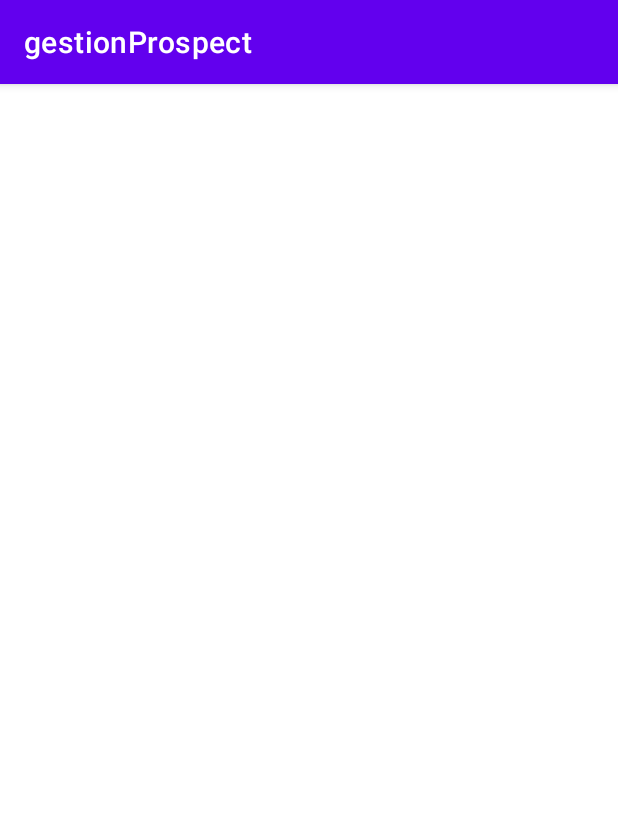
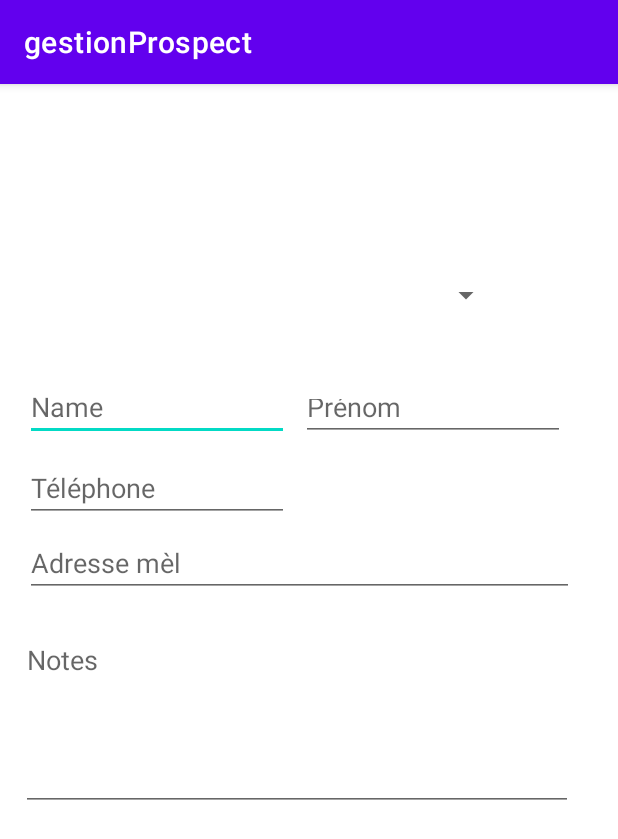
Before and after one commit to sylvain-grousset/gestionProspect, an Android app: the Nouveau screen opened directly, with no data from a screen before it, on a phone screen of 412 x 824 dp. Shown: the top 839 px of the screen. Run offline under Robolectric (Android 15) with nearby library versions, the phone set to English and light mode, and no system bars.

Commit message:
"Nouveau" design

```diff
--- a/app/src/main/res/layout/activity_nouveau.xml
+++ b/app/src/main/res/layout/activity_nouveau.xml
@@ -1,6 +1,114 @@
 <?xml version="1.0" encoding="utf-8"?>
-<androidx.constraintlayout.widget.ConstraintLayout
-    xmlns:android="http://schemas.android.com/apk/res/android" android:layout_width="match_parent"
+<androidx.constraintlayout.widget.ConstraintLayout xmlns:android="http://schemas.android.com/apk/res/android"
+    xmlns:app="http://schemas.android.com/apk/res-auto"
+    xmlns:tools="http://schemas.android.com/tools"
+    android:id="@+id/editTextMail"
+    android:layout_width="match_parent"
     android:layout_height="match_parent">
 
+    <Spinner
+        android:id="@+id/spinner_raisonSociale"
+        android:layout_width="258dp"
+        android:layout_height="20dp"
+        android:layout_marginStart="76dp"
+        android:layout_marginLeft="76dp"
+        android:layout_marginTop="112dp"
+        android:layout_marginEnd="77dp"
+        android:layout_marginRight="77dp"
+        android:layout_marginBottom="599dp"
+        app:layout_constraintBottom_toBottomOf="parent"
+        app:layout_constraintEnd_toEndOf="parent"
+        app:layout_constraintStart_toStartOf="parent"
+        app:layout_constraintTop_toTopOf="parent" />
+
+    <EditText
+        android:id="@+id/editTextName"
+        android:layout_width="176dp"
+        android:layout_height="39dp"
+        android:layout_marginStart="16dp"
+        android:layout_marginLeft="16dp"
+        android:layout_marginTop="180dp"
+        android:layout_marginEnd="219dp"
+        android:layout_marginRight="219dp"
+        android:layout_marginBottom="512dp"
+        android:ems="10"
+        android:hint="Name"
+        android:inputType="textPersonName"
+        app:layout_constraintBottom_toBottomOf="parent"
+        app:layout_constraintEnd_toEndOf="parent"
+        app:layout_constraintStart_toStartOf="parent"
+        app:layout_constraintTop_toTopOf="parent" />
+
+    <EditText
+        android:id="@+id/editTextPrenom"
+        android:layout_width="176dp"
+        android:layout_height="38dp"
+        android:layout_marginStart="200dp"
+        android:layout_marginLeft="200dp"
+        android:layout_marginTop="181dp"
+        android:layout_marginEnd="35dp"
+        android:layout_marginRight="35dp"
+        android:layout_marginBottom="512dp"
+        android:ems="10"
+        android:hint="Prénom"
+        android:inputType="textPersonName"
+        app:layout_constraintBottom_toBottomOf="parent"
+        app:layout_constraintEnd_toEndOf="parent"
+        app:layout_constraintStart_toStartOf="parent"
+        app:layout_constraintTop_toTopOf="parent" />
+
+    <EditText
+        android:id="@+id/editTextPhone"
+        android:layout_width="176dp"
+        android:layout_height="43dp"
+        android:layout_marginStart="16dp"
+        android:layout_marginLeft="16dp"
+        android:layout_marginTop="230dp"
+        android:layout_marginEnd="219dp"
+        android:layout_marginRight="219dp"
+        android:layout_marginBottom="458dp"
+        android:ems="10"
+        android:hint="Téléphone"
+        android:inputType="phone"
+        app:layout_constraintBottom_toBottomOf="parent"
+        app:layout_constraintEnd_toEndOf="parent"
+        app:layout_constraintStart_toStartOf="parent"
+        app:layout_constraintTop_toTopOf="parent" />
+
+    <EditText
+        android:id="@+id/editTextEmail"
+        android:layout_width="366dp"
+        android:layout_height="42dp"
+        android:layout_marginStart="16dp"
+        android:layout_marginLeft="16dp"
+        android:layout_marginTop="281dp"
+        android:layout_marginEnd="29dp"
+        android:layout_marginRight="29dp"
+        android:layout_marginBottom="408dp"
+        android:ems="10"
+        android:hint="Adresse mèl"
+        android:inputType="textEmailAddress"
+        app:layout_constraintBottom_toBottomOf="parent"
+        app:layout_constraintEnd_toEndOf="parent"
+        app:layout_constraintStart_toStartOf="parent"
+        app:layout_constraintTop_toTopOf="parent" />
+
+    <EditText
+        android:id="@+id/editTextMultiLine"
+        android:layout_width="368dp"
+        android:layout_height="123dp"
+        android:layout_marginStart="13dp"
+        android:layout_marginLeft="13dp"
+        android:layout_marginTop="343dp"
+        android:layout_marginEnd="30dp"
+        android:layout_marginRight="30dp"
+        android:layout_marginBottom="265dp"
+        android:ems="10"
+        android:gravity="start|top"
+        android:hint="Notes"
+        android:inputType="textMultiLine"
+        app:layout_constraintBottom_toBottomOf="parent"
+        app:layout_constraintEnd_toEndOf="parent"
+        app:layout_constraintStart_toStartOf="parent"
+        app:layout_constraintTop_toTopOf="parent" />
 </androidx.constraintlayout.widget.ConstraintLayout>
```
